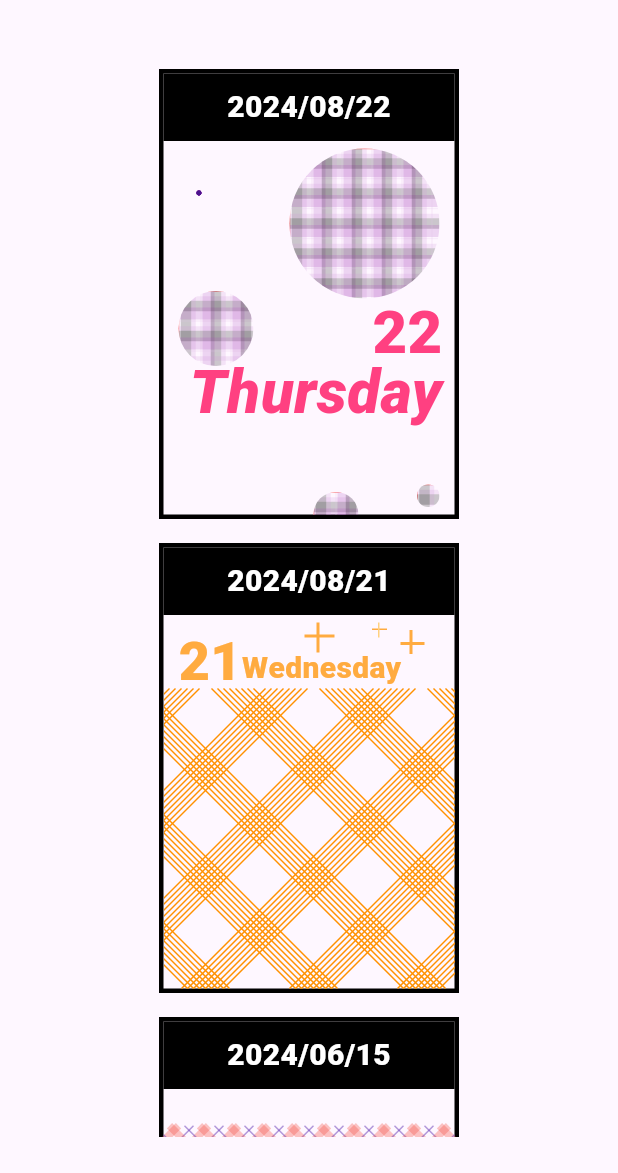
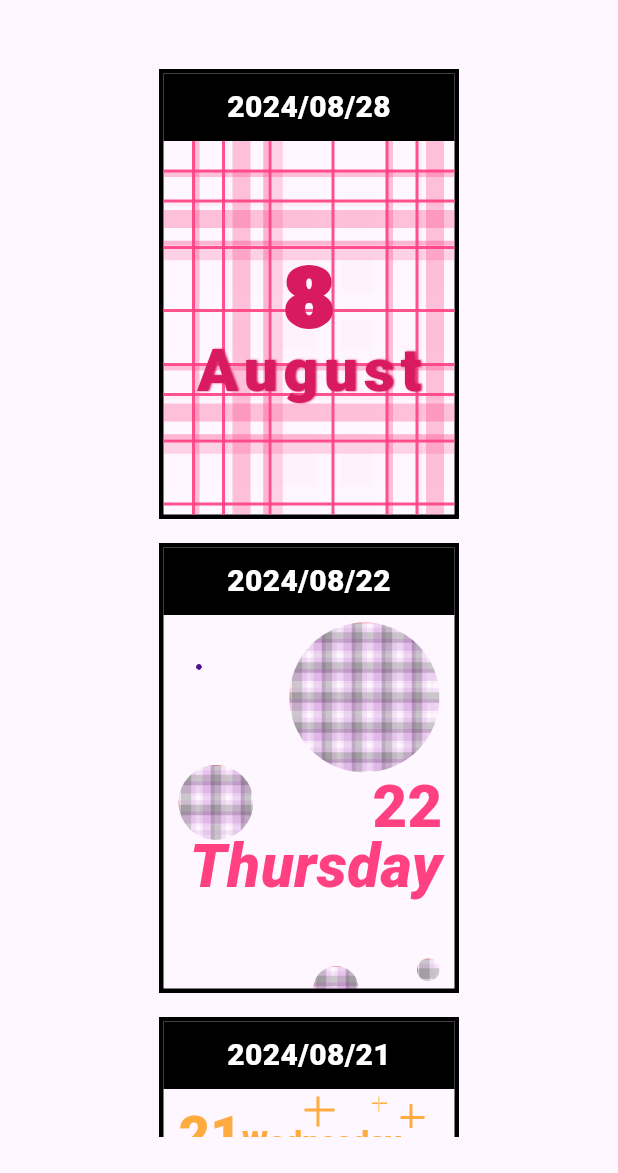
Before and after one commit to ssj24/patterns, a Flutter app: the screen it shows after launch, on a phone screen of 412 x 824 dp, the part 63-1236 px from its top. Run offline on Flutter 3.47's test engine with Material 3 defaults, Android fonts, the phone set to English and light mode, and no system bars.

Commit message:
Feat: add opacity grid pattern

```diff
--- a/lib/screens/index_page.dart
+++ b/lib/screens/index_page.dart
@@ -15,6 +15,11 @@ class IndexPage extends StatefulWidget {
 
 class _IndexPageState extends State<IndexPage> {
   List<Pattern> patterns = [
+    Pattern(
+      date: DateTime.parse('2024-08-28'),
+      pattern: "OpacityGridPattern",
+      dateWidget: "CenterMonth",
+    ),
     Pattern(
       date: DateTime.parse('2024-08-22'),
       pattern: "CircleMaskPattern",
--- a/lib/services/pattern.dart
+++ b/lib/services/pattern.dart
@@ -1,18 +1,19 @@
 import 'package:flutter/material.dart';
+
 import 'package:patterns/widgets/patterns/check_pattern_8_by_10.dart';
-
 import 'package:patterns/widgets/patterns/irregular_diagonal_line.dart';
 import 'package:patterns/widgets/patterns/two_type_check_pattern.dart';
-import 'package:patterns/widgets/patterns/check_pattern_8_by_10.dart';
+import 'package:patterns/widgets/patterns/circle_mask_pattern.dart';
+import 'package:patterns/widgets/patterns/opacity_grid_pattern.dart';
 
 import 'package:patterns/widgets/dates/center_date.dart';
+import 'package:patterns/widgets/dates/center_month.dart';
 import 'package:patterns/widgets/dates/right_bottom_day.dart';
 import 'package:patterns/widgets/dates/header_date.dart';
-
-import '../widgets/dates/bottom_right_day.dart';
-import '../widgets/patterns/circle_mask_pattern.dart';
+import 'package:patterns/widgets/dates/bottom_right_day.dart';
 
 Map<String, Function()> patternMap = {
+  'OpacityGridPattern': () => OpacityGridPattern(),
   'CircleMaskPattern': () => CircleMaskPattern(),
   'IrregularDiagonalLine': () => IrregularDiagonalLine(),
   'TwoTypeCheckPattern': () => TwoTypeCheckPattern(),
@@ -23,6 +24,8 @@ Widget getDateWidget(String className, DateTime targetTime) {
   switch (className) {
     case 'CenterDate':
       return CenterDate(target: targetTime);
+    case 'CenterMonth':
+      return CenterMonth(target: targetTime, targetColor: Colors.pink.shade600);
     case 'RightBottomDay':
       return RightBottomDay(target: targetTime);
     case 'HeaderDate':
--- a/lib/services/utils.dart
+++ b/lib/services/utils.dart
@@ -1,5 +1,6 @@
 import 'dart:math';
 import 'dart:ui';
+import 'package:intl/intl.dart';
 
 String dateFormatter(DateTime date, {int option = 0}) {
   int year = date.year;
@@ -7,6 +8,15 @@ String dateFormatter(DateTime date, {int option = 0}) {
   String day = date.day < 10 ? '0${date.day}' : date.day.toString();
 
   return option == 0 ? '$year/$month/$day' : day;
+}
+
+String getMonth(DateTime date) {
+  return date.month.toString();
+}
+
+String getMonthName(DateTime date) {
+  String month = DateFormat("MMMM").format(date);
+  return month.substring(0, 1).toUpperCase() + month.substring(1,);
 }
 
 String getWeekday(DateTime date) {
--- /dev/null
+++ b/lib/widgets/dates/center_month.dart
@@ -0,0 +1,74 @@
+import 'package:flutter/material.dart';
+
+import 'package:patterns/widgets/pattern_card.dart';
+import 'package:patterns/services/utils.dart';
+import 'package:patterns/models/patterns.dart';
+
+class CenterMonth extends StatelessWidget {
+  const CenterMonth({
+    super.key,
+    required this.target,
+    required this.targetColor,
+  });
+
+  final DateTime target;
+  final Color targetColor;
+
+  @override
+  Widget build(BuildContext context) {
+    return Center(
+      child: Column(
+        mainAxisAlignment: MainAxisAlignment.center,
+        children: [
+          Text(getMonth(target),
+            style: TextStyle(
+              // backgroundColor: Colors.white,
+              fontWeight: FontWeight.w900,
+              fontSize: 56,
+              height: 1,
+              color: targetColor,
+              shadows: <Shadow>[
+                Shadow(
+                  offset: Offset(2.0, 0.0),
+                  blurRadius: 0.0,
+                  color: targetColor,
+                ),
+                Shadow(
+                  offset: Offset(0.0, 1.0),
+                  blurRadius: 0.0,
+                  color: targetColor,
+                ),
+                Shadow(
+                  offset: Offset(-2.0, 0.0),
+                  blurRadius: 0.0,
+                  color: targetColor,
+                ),
+                Shadow(
+                  offset: Offset(0.0, -1.0),
+                  blurRadius: 0.0,
+                  color: targetColor,
+                ),
+              ],
+            ),
+          ),
+          Text(getMonthName(target),
+            style: TextStyle(
+              // backgroundColor: Colors.white,
+              fontWeight: FontWeight.w900,
+              fontSize: 40,
+              letterSpacing: 4,
+              height: 1,
+              color: targetColor,
+              shadows: <Shadow>[
+                Shadow(
+                  offset: Offset(1.0, 0.0),
+                  blurRadius: 1.0,
+                  color: targetColor,
+                ),
+              ],
+            ),)
+        ],
+      ),
+    );
+  }
+}
--- /dev/null
+++ b/lib/widgets/patterns/opacity_grid_pattern.dart
@@ -0,0 +1,26 @@
+import 'package:flutter/material.dart';
+import 'package:patterns/widgets/painters/opacity_grid_pattern_painter.dart';
+import 'package:patterns/widgets/painters/two_type_check_pattern_painter.dart';
+
+import '../painters/irregular_diagonal_line_painter.dart';
+
+class OpacityGridPattern extends StatelessWidget {
+  const OpacityGridPattern({
+    super.key,
+  });
+
+
+  @override
+  Widget build(BuildContext context) {
+    return Center(
+      child: Stack(
+          children: [
+            CustomPaint(
+              size: Size(200, 300), // 캔버스 크기
+              painter: OpacityGridPatternPainter(targetColor: Colors.pinkAccent),
+            ),
+          ]
+      ),
+    );
+  }
+}
--- a/pubspec.yaml
+++ b/pubspec.yaml
@@ -35,6 +35,7 @@ dependencies:
   # The following adds the Cupertino Icons font to your application.
   # Use with the CupertinoIcons class for iOS style icons.
   cupertino_icons: ^1.0.2
+  intl: ^0.19.0
 
 dev_dependencies:
   flutter_test:
```
Also changed, not shown: lib/widgets/painters/opacity_grid_pattern_painter.dart (added, +60 -0 lines), pubspec.lock, 1 other file.
